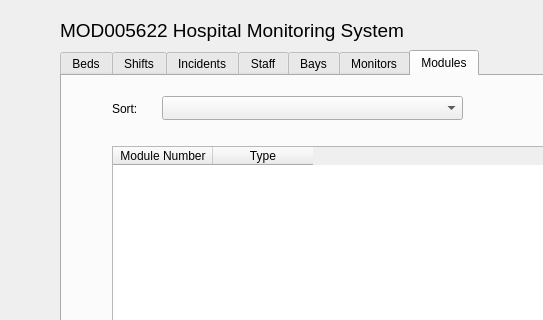
Old version of the form src/files/mainwindow.ui in the repository ZaxterB/Hospital; both pictures show x 0 to 543 and y 0 to 320 of the 955 by 600 pixel window.
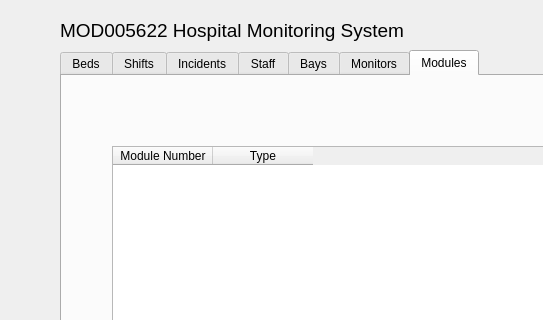
New version of the form. The open tabs and pages were chosen to show the change.

The edit to the form file:
```diff
--- a/src/files/mainwindow.ui
+++ b/src/files/mainwindow.ui
@@ -442,29 +442,6 @@
      <attribute name="title">
       <string>Modules</string>
      </attribute>
-     <widget class="QComboBox" name="comboBox_5">
-      <property name="geometry">
-       <rect>
-        <x>100</x>
-        <y>20</y>
-        <width>301</width>
-        <height>24</height>
-       </rect>
-      </property>
-     </widget>
-     <widget class="QLabel" name="label_5">
-      <property name="geometry">
-       <rect>
-        <x>50</x>
-        <y>25</y>
-        <width>31</width>
-        <height>16</height>
-       </rect>
-      </property>
-      <property name="text">
-       <string>Sort:</string>
-      </property>
-     </widget>
      <widget class="QTableWidget" name="tblModules">
       <property name="geometry">
        <rect>
```
Left out of the diff: 94 changed lines with no effect on the pictures.
